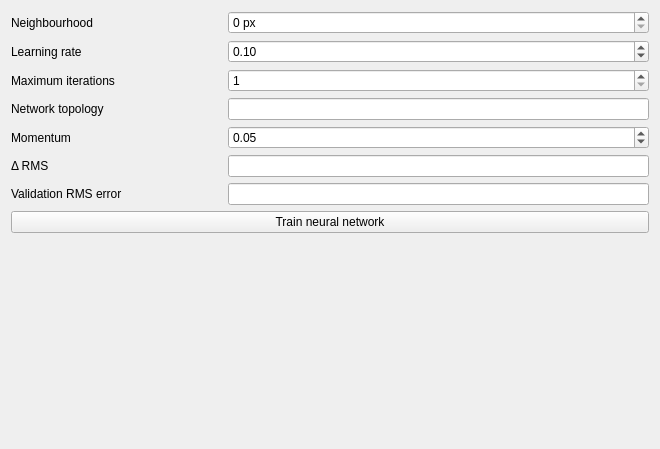
This is ui/neuralnetworkwidgetbase.ui in nextgis/qgis_molusce as Qt 5 draws it before an edit. The edited form follows.
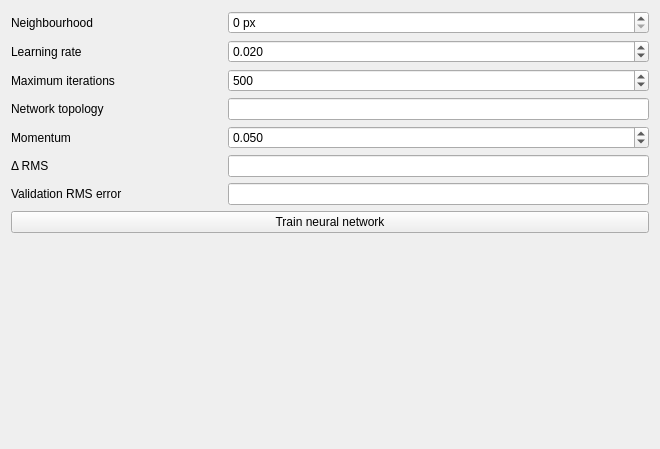
This is the edited form.

Commit message: Change initial values of fitting settings

Patch:
```diff
--- a/ui/neuralnetworkwidgetbase.ui
+++ b/ui/neuralnetworkwidgetbase.ui
@@ -71,15 +71,18 @@
        <property name="maximum">
         <number>1000000</number>
        </property>
+       <property name="value">
+        <number>500</number>
+       </property>
       </widget>
      </item>
      <item row="1" column="1" colspan="2">
       <widget class="QDoubleSpinBox" name="spnLearnRate">
        <property name="decimals">
-        <number>2</number>
+        <number>3</number>
        </property>
        <property name="minimum">
-        <double>0.010000000000000</double>
+        <double>0.001000000000000</double>
        </property>
        <property name="maximum">
         <double>1.000000000000000</double>
@@ -88,7 +91,7 @@
         <double>0.010000000000000</double>
        </property>
        <property name="value">
-        <double>0.100000000000000</double>
+        <double>0.020000000000000</double>
        </property>
       </widget>
      </item>
@@ -108,8 +111,11 @@
      </item>
      <item row="4" column="1" colspan="2">
       <widget class="QDoubleSpinBox" name="spnMomentum">
+       <property name="decimals">
+        <number>3</number>
+       </property>
        <property name="minimum">
-        <double>0.010000000000000</double>
+        <double>0.001000000000000</double>
        </property>
        <property name="maximum">
         <double>1.000000000000000</double>
```
Left out of the diff: 4 changed lines with no effect on the pictures. The commit also changes 2 other files.
